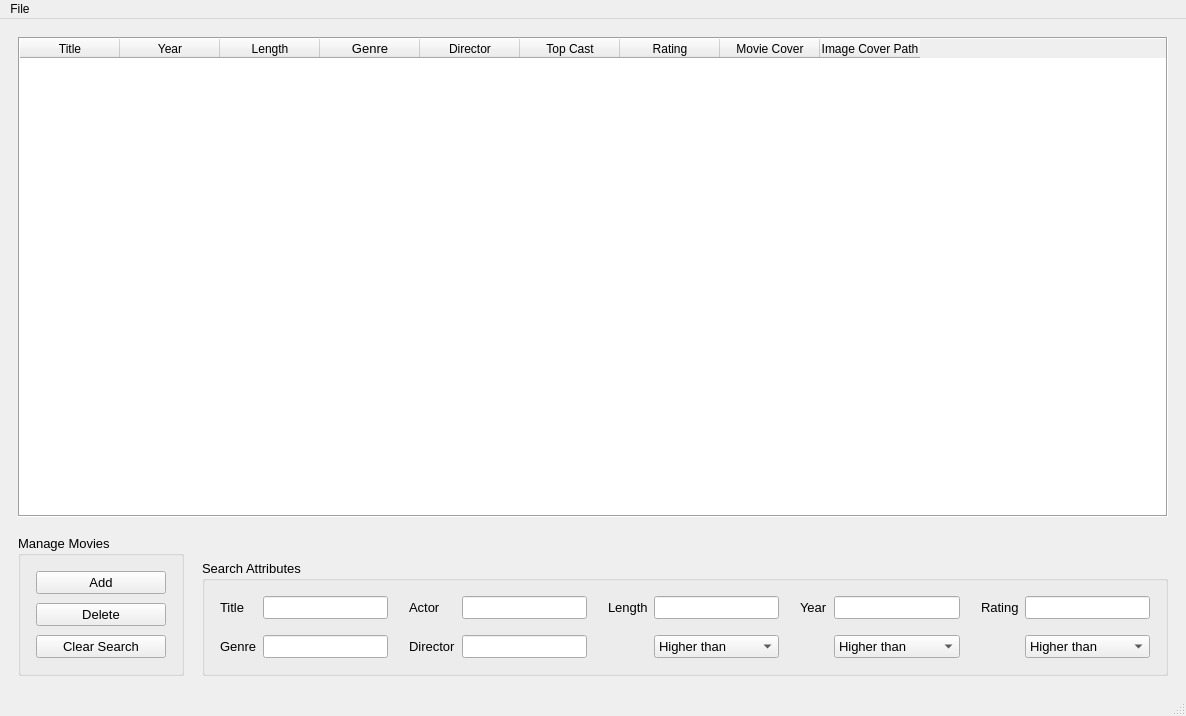
Old version of the form mainwindow.ui in the repository filip-ba/movie-archive.
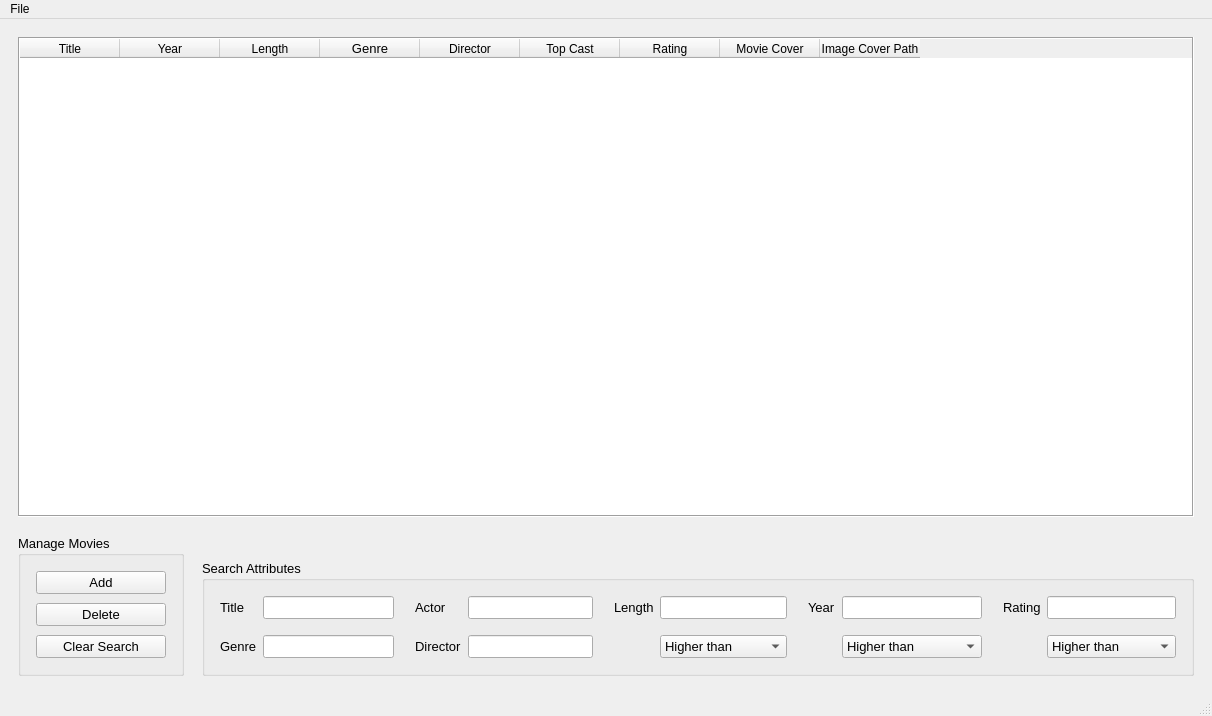
New version of the form.

What changed in the file:
```diff
--- a/mainwindow.ui
+++ b/mainwindow.ui
@@ -6,7 +6,7 @@
    <rect>
     <x>0</x>
     <y>0</y>
-    <width>1186</width>
+    <width>1212</width>
     <height>716</height>
    </rect>
   </property>
@@ -591,8 +591,8 @@
     <rect>
      <x>0</x>
      <y>0</y>
-     <width>1186</width>
-     <height>21</height>
+     <width>1212</width>
+     <height>22</height>
     </rect>
    </property>
    <widget class="QMenu" name="menuFile">
```
Left out of the diff: 3 changed lines with no effect on the pictures.
